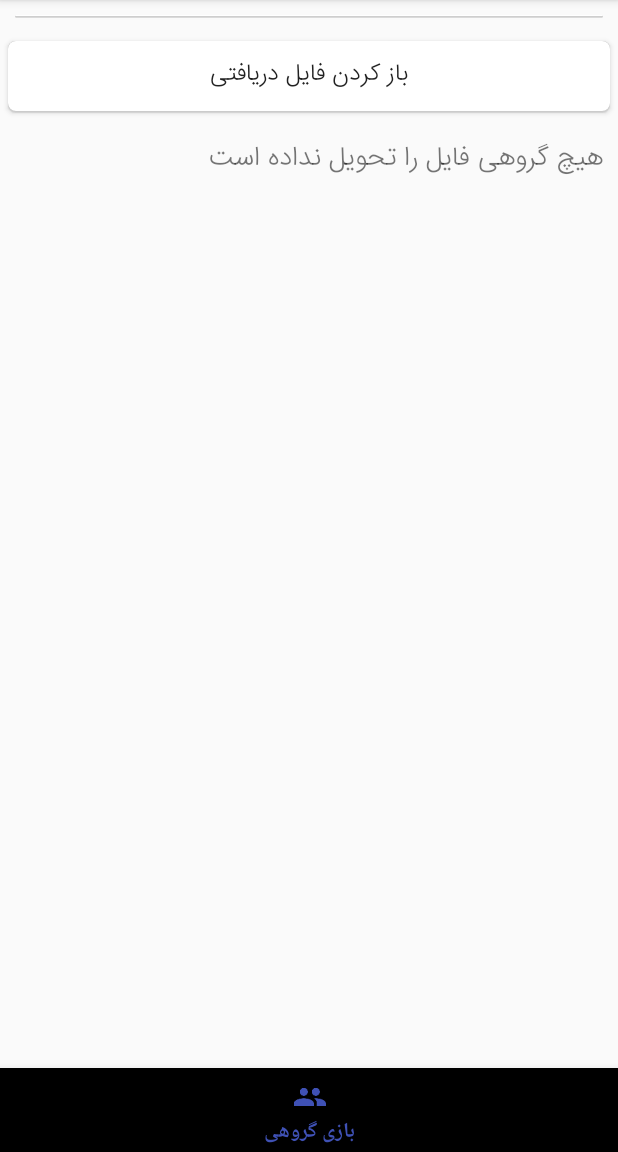
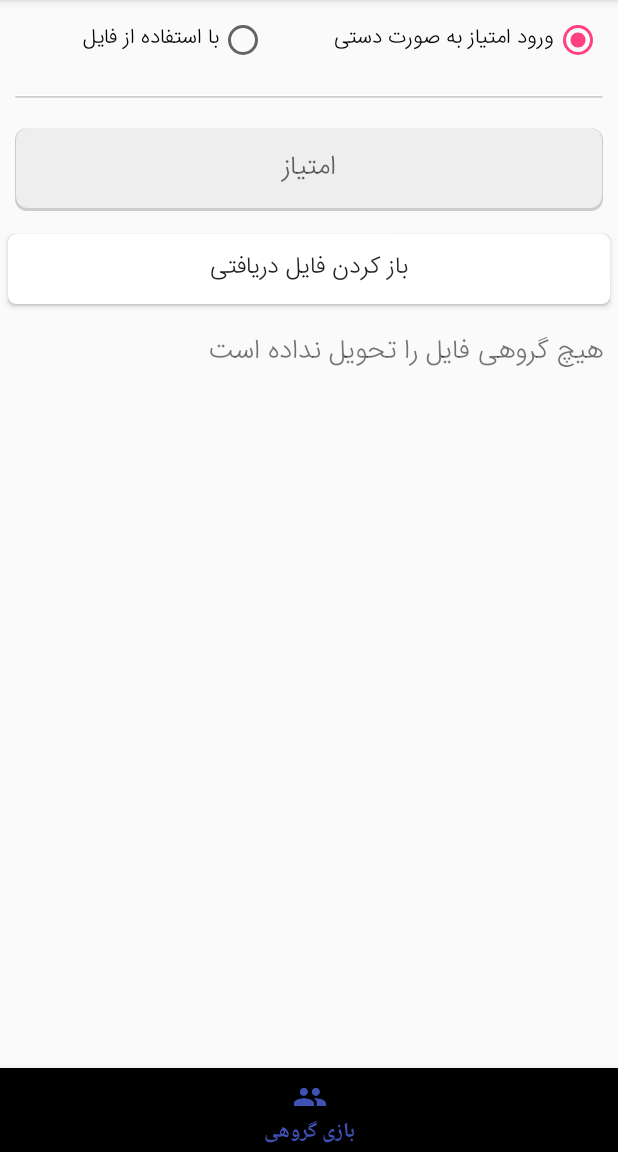
Before and after one commit to moeinkarimi/Coach, an Android app: the fragment GetFileFragment placed in its activity, on a phone screen of 412 x 824 dp, the part 84-1236 px from its top. Run offline under Robolectric (Android 15) with nearby library versions, the phone set to English and light mode, and no system bars; libraries missing offline, so code that uses them is left out: com.obsez.android.

Commit message:
برطرف کردن باگ ها اضافه کردن باقی مسائل

```diff
--- a/app/src/main/java/Fragments/GetFileFragment.java
+++ b/app/src/main/java/Fragments/GetFileFragment.java
@@ -16,6 +16,9 @@ import android.view.View;
 import android.view.ViewGroup;
 import android.widget.ArrayAdapter;
 import android.widget.Button;
+import android.widget.EditText;
+import android.widget.RadioButton;
+import android.widget.RadioGroup;
 import android.widget.Spinner;
 import android.widget.Toast;
 
@@ -44,11 +47,14 @@ public class GetFileFragment extends Fragment {
     private int WeekID = 0;
 
     private OnFragmentInteractionListener mListener;
-    private Button btnGetFile;
+    private Button btnGetFile, btnSave;
     private TextViewPlus tvpFile;
+    EditText txtScore2;
     private DBHandler dbHandler;
     private Spinner spGroupFile;
     private Typeface tf;
+    RadioButton rdbFile, rdbDasti;
+    private RadioGroup rdGroup;
 
     public GetFileFragment() {
         // Required empty public constructor
@@ -85,16 +91,59 @@ public class GetFileFragment extends Fragment {
         btnGetFile = view.findViewById(R.id.btnGet);
         tvpFile = view.findViewById(R.id.tvpFile);
         spGroupFile = view.findViewById(R.id.spGroupFile);
+        btnSave = view.findViewById(R.id.btnSave);
+        txtScore2 = view.findViewById(R.id.txtScore2);
+        rdbFile = view.findViewById(R.id.rdbFile);
+        rdbDasti = view.findViewById(R.id.rdbDasti);
+        rdGroup = view.findViewById(R.id.rdGroup);
         dbHandler = new DBHandler(getActivity());
         btnGetFile.setTypeface(tf);
+        txtScore2.setTypeface(tf);
+        btnSave.setTypeface(tf);
+        rdbDasti.setTypeface(tf);
+        rdbFile.setTypeface(tf);
+        LoadData();
 
-        LoadData();
         try{
             ArrayAdapter<String> adapter = new ArrayAdapter<String>(getActivity(), android.R.layout.simple_spinner_dropdown_item, dbHandler.GetGroupName(WeekID));
             spGroupFile.setAdapter(adapter);
         }catch (Exception ex){
             Toast.makeText(getActivity(), ex.getMessage(), Toast.LENGTH_LONG).show();
         }
+
+        rdGroup.setOnCheckedChangeListener(new RadioGroup.OnCheckedChangeListener() {
+            @Override
+            public void onCheckedChanged(RadioGroup radioGroup,int checkedId) {
+                switch(checkedId){
+                    case R.id.rdbDasti:
+                        btnSave.setVisibility(View.VISIBLE);
+                        txtScore2.setVisibility(View.VISIBLE);
+                        btnGetFile.setVisibility(View.GONE);
+                        break;
+                    case R.id.rdbFile:
+                        btnSave.setVisibility(View.GONE);
+                        txtScore2.setVisibility(View.GONE);
+                        btnGetFile.setVisibility(View.VISIBLE);
+                        break;
+                    default:
+                        break;
+            }
+            }});
+
+        btnSave.setOnClickListener(new View.OnClickListener() {
+            @Override
+            public void onClick(View view) {
+
+                dbHandler.UpdateScore(
+                        new Groups(
+                                spGroupFile.getSelectedItemPosition()+1,
+                                Integer.parseInt(txtScore2.getText().toString()),
+                                WeekID
+                        )
+                );
+                LoadData();
+            }
+        });
 
         btnGetFile.setOnClickListener(new View.OnClickListener() {
             @Override
--- a/app/src/main/res/layout/fragment_get_file.xml
+++ b/app/src/main/res/layout/fragment_get_file.xml
@@ -13,6 +13,30 @@
         android:orientation="vertical">
 
 
+        <RadioGroup
+            android:id="@+id/rdGroup"
+            android:layout_width="match_parent"
+            android:layout_height="wrap_content"
+            android:layout_margin="5dp"
+            android:orientation="horizontal"
+            android:padding="5dp">
+
+            <RadioButton
+                android:id="@+id/rdbDasti"
+                android:layout_width="wrap_content"
+                android:layout_height="wrap_content"
+                android:layout_weight="1"
+                android:checked="true"
+                android:text="ورود امتیاز به صورت دستی" />
+
+            <RadioButton
+                android:id="@+id/rdbFile"
+                android:layout_width="wrap_content"
+                android:layout_height="wrap_content"
+                android:layout_weight="1"
+                android:text="با استفاده از فایل" />
+        </RadioGroup>
+
         <Spinner
             android:id="@+id/spGroupFile"
             android:layout_width="match_parent"
@@ -20,6 +44,19 @@
             android:layout_margin="10dp"
             android:background="@drawable/btnseletor" />
 
+
+        <EditText
+            android:id="@+id/txtScore2"
+            android:layout_width="match_parent"
+            android:layout_height="55dp"
+            android:layout_margin="10dp"
+            android:background="@drawable/edittextlayout"
+            android:ems="10"
+            android:gravity="center"
+            android:hint="امتیاز"
+            android:inputType="textPersonName"
+            android:padding="10dp"
+            android:textColor="@color/text" />
 
         <Button
             android:id="@+id/btnGet"
@@ -29,6 +66,16 @@
             android:background="@drawable/btnseletor"
             android:text="باز کردن فایل دریافتی"
             android:textSize="16sp" />
+
+        <Button
+            android:id="@+id/btnSave"
+            android:layout_width="match_parent"
+            android:layout_height="wrap_content"
+            android:layout_margin="5dp"
+            android:background="@drawable/btnseletor"
+            android:text="ذخیره"
+            android:textSize="16sp"
+            android:visibility="gone" />
 
         <ScrollView
             android:layout_width="match_parent"
```
